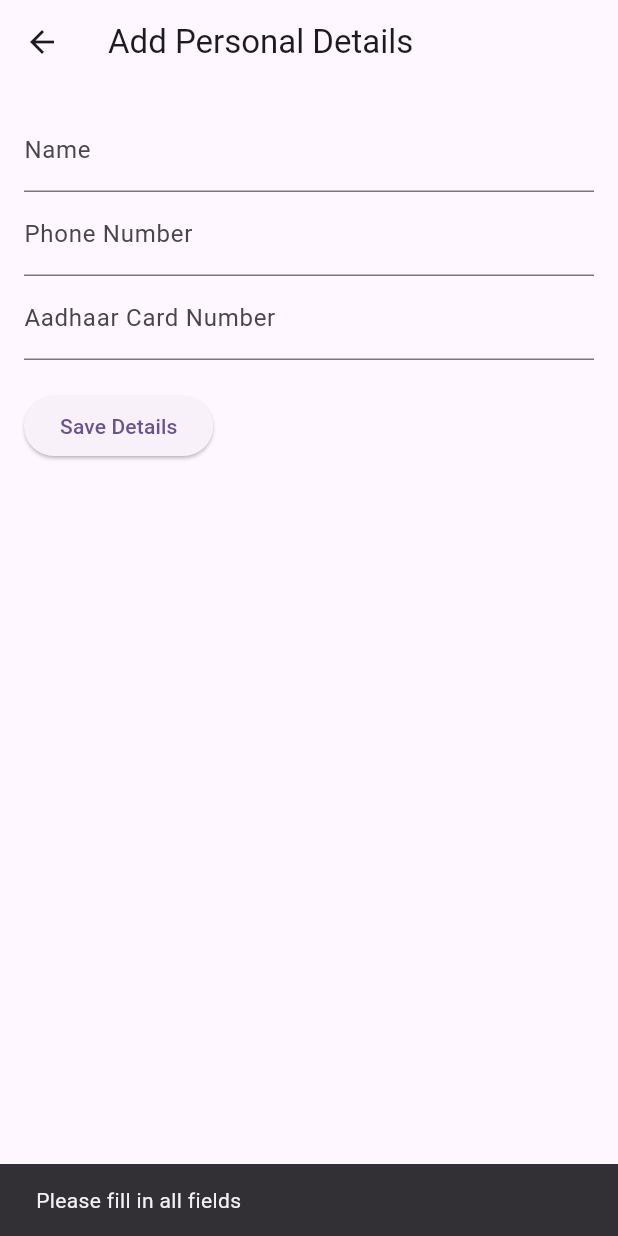
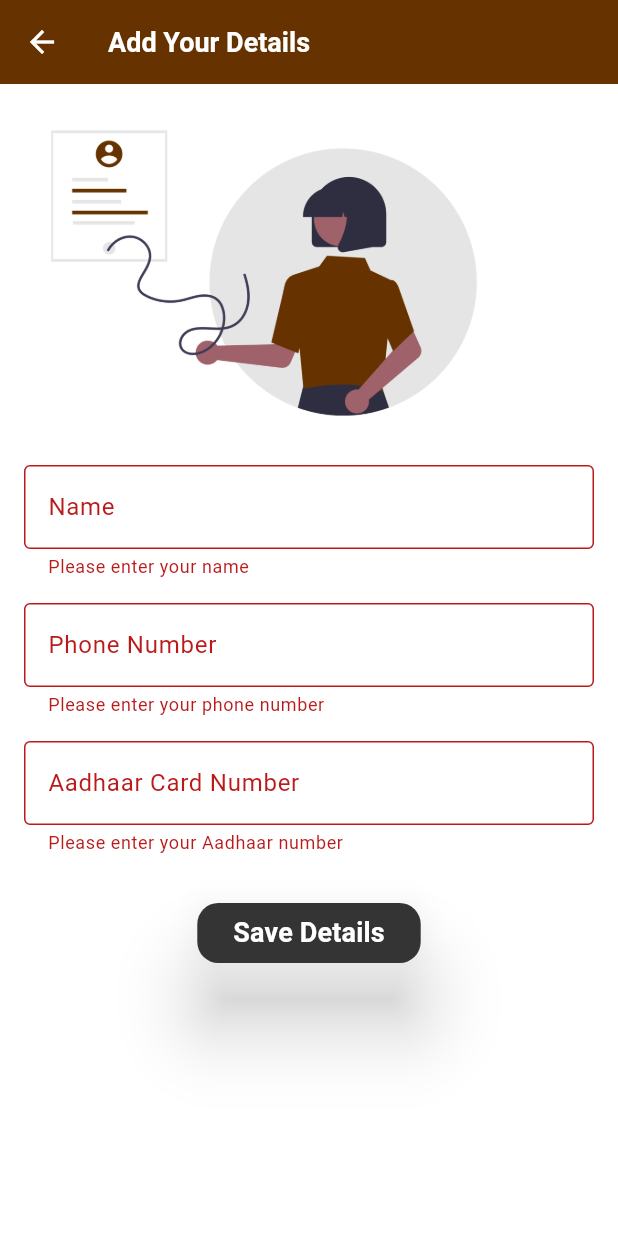
Before and after one commit to ARYANRAJ990/whatBytesTask, a Flutter app: the UserDetailsForm screen opened by its route, after a tap on "Save Details", on a phone screen of 412 x 824 dp. Run offline on Flutter 3.47's test engine with Material 3 defaults, Android fonts, the light colour scheme and no system bars; our stand-ins replace another_flushbar, cloud_firestore, firebase_auth, firebase_core, flutter_screenutil, fluttertoast and 2 more; missing offline and left inert: firebase_app_check; accounts and stored records are empty.

Commit message:
fix some bugs

```diff
--- a/lib/Resources/colors.dart
+++ b/lib/Resources/colors.dart
@@ -8,5 +8,6 @@
   static const Color darkred_red = Color(0xFF880808);
   static const Color green = Color(0xFF008000);
   static const Color lightyellow = Color(0xFFF9CA51);
-  static const Color brown = Color(0xFFa93226);
+  static const Color brown = Color(0xFF663300);
+  static const Color lightbrown = Color(0xFFcc6600);
 }
--- /dev/null
+++ b/lib/Services/Firebase_services/userdetails_firebase_service.dart
@@ -0,0 +1,22 @@
+import 'package:cloud_firestore/cloud_firestore.dart';
+
+class FirestoreUserService {
+  final FirebaseFirestore _firestore = FirebaseFirestore.instance;
+
+  // Check if phone or Aadhaar exists
+  Future<bool> checkIfNumberExists(String phone, String aadhaar) async {
+    try {
+      final phoneQuery = await _firestore.collection('users').where('phone', isEqualTo: phone).get();
+      final aadhaarQuery = await _firestore.collection('users').where('aadhaar', isEqualTo: aadhaar).get();
+      return phoneQuery.docs.isNotEmpty || aadhaarQuery.docs.isNotEmpty;
+    } catch (e) {
+      print("Error checking existing numbers: $e");
+      return false;
+    }
+  }
+
+  // Save User Details
+  Future<void> saveUserDetails(String userId, Map<String, dynamic> userDetails) async {
+    await _firestore.collection('users').doc(userId).set(userDetails);
+  }
+}
--- a/lib/Utils/constrainst/Button_Style.dart
+++ b/lib/Utils/constrainst/Button_Style.dart
@@ -0,0 +1,11 @@
+import 'package:flutter/material.dart';
+
+import '../../Resources/colors.dart';
+final LSFbutton_Style= ElevatedButton.styleFrom(
+  foregroundColor: Appcolors.black,
+  backgroundColor: Appcolors.darkgrey,
+  elevation: 22,
+  shape: RoundedRectangleBorder(
+    borderRadius: BorderRadius.circular(14),
+  ),
+);
--- a/lib/Utils/constrainst/Text_Style.dart
+++ b/lib/Utils/constrainst/Text_Style.dart
@@ -0,0 +1,14 @@
+import 'package:flutter/material.dart';
+import 'package:world_of_wood/Resources/colors.dart';
+
+final KTextStyle = TextStyle(
+  color: Appcolors.white,
+  fontSize: 18,
+  fontWeight: FontWeight.w600,
+);
+
+final AppbarText = TextStyle(
+  color: Appcolors.white,
+  fontSize: 18,
+  fontWeight: FontWeight.w600,
+);
--- a/lib/View/Auth_View/Personal_details_add.dart
+++ b/lib/View/Auth_View/Personal_details_add.dart
@@ -1,9 +1,9 @@
-import 'package:cloud_firestore/cloud_firestore.dart';
-import 'package:firebase_core/firebase_core.dart';
 import 'package:flutter/material.dart';
-
-import '../../Utils/Routes/routes_name.dart';
-import '../../Utils/fluttertoast.dart';
+import 'package:provider/provider.dart';
+import 'package:world_of_wood/Resources/colors.dart';
+import 'package:world_of_wood/Utils/constrainst/Text_Style.dart';
+import '../../Utils/constrainst/Button_Style.dart';
+import '../../View_Model/UserView_Model.dart';
 
 class UserDetailsForm extends StatefulWidget {
   @override
@@ -11,93 +11,129 @@
 }
 
 class _UserDetailsFormState extends State<UserDetailsForm> {
+  final _formKey = GlobalKey<FormState>();
   final _nameController = TextEditingController();
   final _phoneController = TextEditingController();
   final _aadhaarController = TextEditingController();
 
-  // Initialize Firebase
-  Future<void> _initializeFirebase() async {
-    await Firebase.initializeApp(); // Ensure Firebase is initialized
-  }
-
-  // Function to save user details to Firestore
-  void _saveUserDetails() async {
-    String name = _nameController.text.trim();
-    String phone = _phoneController.text.trim();
-    String aadhaar = _aadhaarController.text.trim();
-
-    // Ensure fields are not empty
-    if (name.isNotEmpty && phone.isNotEmpty && aadhaar.isNotEmpty) {
-      try {
-        // Save to Firestore
-        await FirebaseFirestore.instance.collection('users').add({
-          'name': name,
-          'phone': phone,
-          'aadhaar': aadhaar,
-          'created_at': Timestamp.now(),
-        });
-
-        // Show confirmation message
-        Utils.flushBarSuccessMessage( 'User details saved successfully',context);
-
-        // Navigate to Home Page
-        Navigator.pushReplacementNamed(context,RoutesName.home);
-
-        // Clear fields after saving
-        _nameController.clear();
-        _phoneController.clear();
-        _aadhaarController.clear();
-      } catch (e) {
-        // Error handling
-        ScaffoldMessenger.of(context).showSnackBar(SnackBar(
-          content: Text('Error saving data: $e'),
-        ));
-      }
-    } else {
-      // Show error message if fields are empty
-      ScaffoldMessenger.of(context).showSnackBar(SnackBar(
-        content: Text('Please fill in all fields'),
-      ));
-    }
-  }
-
   @override
-  void initState() {
-    super.initState();
-    _initializeFirebase(); // Ensure Firebase is initialized when the widget is created
+  void dispose() {
+    _nameController.dispose();
+    _phoneController.dispose();
+    _aadhaarController.dispose();
+    super.dispose();
   }
 
   @override
   Widget build(BuildContext context) {
+    final userViewModel = Provider.of<UserViewModel>(context);
+
     return Scaffold(
-      appBar: AppBar(title: Text('Add Personal Details')),
+      backgroundColor: Appcolors.white,
+      appBar: AppBar(
+        title: Text(
+          'Add Your Details',
+          style: AppbarText,
+        ),
+        backgroundColor: Appcolors.brown,
+        foregroundColor: Appcolors.white,
+      ),
       body: Padding(
         padding: EdgeInsets.all(16),
+        child: Form(
+          key: _formKey,
           child: Column(
             crossAxisAlignment: CrossAxisAlignment.start,
             children: [
-            TextField(
+              // Image Widget
+              Image.asset(
+                'images/details.png',
+                height: 220,
+                width: 320,
+              ),
+              SizedBox(height: 10),
+
+              // Name TextFormField
+              _buildTextFormField(
                 controller: _nameController,
-              decoration: InputDecoration(labelText: 'Name'),
+                label: 'Name',
+                validator: (value) =>
+                value!.isEmpty ? 'Please enter your name' : null,
               ),
-            TextField(
+
+              // Phone Number TextFormField
+              _buildTextFormField(
                 controller: _phoneController,
-              decoration: InputDecoration(labelText: 'Phone Number'),
+                label: 'Phone Number',
                 keyboardType: TextInputType.phone,
+                validator: (value) {
+                  if (value!.isEmpty) return 'Please enter your phone number';
+                  if (!RegExp(r'^\d{10}$').hasMatch(value)) {
+                    return 'Please enter a valid 10-digit phone number';
+                  }
+                  return null;
+                },
               ),
-            TextField(
+
+              // Aadhaar Card Number TextFormField
+              _buildTextFormField(
                 controller: _aadhaarController,
-              decoration: InputDecoration(labelText: 'Aadhaar Card Number'),
+                label: 'Aadhaar Card Number',
                 keyboardType: TextInputType.number,
+                validator: (value) {
+                  if (value!.isEmpty) return 'Please enter your Aadhaar number';
+                  if (value.length != 12) {
+                    return 'Aadhaar number must be 12 digits';
+                  }
+                  return null;
+                },
               ),
               SizedBox(height: 20),
-            ElevatedButton(
-              onPressed: _saveUserDetails,
-              child: Text('Save Details'),
+
+              // Save Details Button
+              Center(
+                child: userViewModel.isLoading
+                    ? CircularProgressIndicator()
+                    : ElevatedButton(
+                  style: LSFbutton_Style,
+                  onPressed: () async {
+                    if (_formKey.currentState!.validate()) {
+                      await userViewModel.saveUserDetails(
+                        name: _nameController.text.trim(),
+                        phone: _phoneController.text.trim(),
+                        aadhaar: _aadhaarController.text.trim(),
+                        context: context,
+                      );
+                    }
+                  },
+                  child: Text('Save Details', style: KTextStyle),
+                ),
               ),
             ],
           ),
         ),
+      ),
+    );
+  }
+
+  // Helper function to build TextFormField
+  Widget _buildTextFormField({
+    required TextEditingController controller,
+    required String label,
+    TextInputType? keyboardType,
+    required String? Function(String?) validator,
+  }) {
+    return Padding(
+      padding: const EdgeInsets.symmetric(vertical: 8),
+      child: TextFormField(
+        controller: controller,
+        decoration: InputDecoration(
+          labelText: label,
+          border: OutlineInputBorder(),
+        ),
+        keyboardType: keyboardType,
+        validator: validator,
+      ),
     );
   }
 }
--- /dev/null
+++ b/lib/View_Model/UserView_Model.dart
@@ -0,0 +1,78 @@
+import 'package:cloud_firestore/cloud_firestore.dart';
+import 'package:firebase_auth/firebase_auth.dart';
+import 'package:flutter/material.dart';
+import '../Utils/fluttertoast.dart';
+import '../Utils/Routes/routes_name.dart';
+
+class UserViewModel with ChangeNotifier {
+  final _firestore = FirebaseFirestore.instance;
+  final _auth = FirebaseAuth.instance;
+
+  bool isLoading = false;
+
+  // Get current user's ID
+  String get userId => _auth.currentUser?.uid ?? '';
+
+  // Function to check if the phone number or Aadhaar number already exists
+  Future<bool> checkIfNumberExists(String phone, String aadhaar) async {
+    try {
+      QuerySnapshot phoneQuery = await _firestore
+          .collection('users')
+          .where('phone', isEqualTo: phone)
+          .get();
+
+      QuerySnapshot aadhaarQuery = await _firestore
+          .collection('users')
+          .where('aadhaar', isEqualTo: aadhaar)
+          .get();
+
+      return phoneQuery.docs.isNotEmpty || aadhaarQuery.docs.isNotEmpty;
+    } catch (e) {
+      print("Error checking for existing number: $e");
+      return false;
+    }
+  }
+
+  // Function to save user details to Firestore
+  Future<void> saveUserDetails({
+    required String name,
+    required String phone,
+    required String aadhaar,
+    required BuildContext context,
+  }) async {
+    isLoading = true;
+    notifyListeners();
+
+    try {
+      // Check if phone or Aadhaar already exists
+      bool numberExists = await checkIfNumberExists(phone, aadhaar);
+
+      if (numberExists) {
+        Utils.flushBarErrorMessage(
+            'The phone number or Aadhaar number is already in use', context);
+        isLoading = false;
+        notifyListeners();
+        return;
+      }
+
+      // Save to Firestore with user ID
+      await _firestore.collection('users').doc(userId).set({
+        'name': name,
+        'phone': phone,
+        'aadhaar': aadhaar,
+        'created_at': Timestamp.now(),
+      });
+
+      // Show confirmation message
+      Utils.flushBarSuccessMessage('User details saved successfully', context);
+
+      // Navigate to Home Page
+      Navigator.pushNamed(context, RoutesName.home);
+    } catch (e) {
+      Utils.flushBarErrorMessage('Error saving data: $e', context);
+    } finally {
+      isLoading = false;
+      notifyListeners();
+    }
+  }
+}
--- a/lib/main.dart
+++ b/lib/main.dart
@@ -3,6 +3,7 @@
 import 'package:flutter/material.dart';
 import 'package:flutter_screenutil/flutter_screenutil.dart';
 import 'package:provider/provider.dart';
+import 'package:world_of_wood/View_Model/UserView_Model.dart';
 
 import 'Utils/Routes/routes.dart';
 import 'Utils/Routes/routes_name.dart';
@@ -33,6 +34,7 @@
         return MultiProvider(
           providers: [
             ChangeNotifierProvider(create: (_) => AuthViewModel()),
+            ChangeNotifierProvider(create: (_) => UserViewModel()),
           ],
           child: MaterialApp(
             title: 'World of Wood',
--- a/pubspec.yaml
+++ b/pubspec.yaml
@@ -47,6 +47,7 @@
   cached_network_image: ^3.4.1
   google_fonts: ^6.2.1
   cloud_firestore: ^5.6.1
+  flutter_svg: ^2.0.17
 
 dev_dependencies:
   flutter_test:
```
Also changed, not shown: lib/View/Auth_View/Login_View.dart (+67 -49 lines), lib/View_Model/AuthView_Model.dart (+37 -5 lines), images/details.png (added), images/google_icon.png, images/loginb.png (added), images/loginn.png (added), pubspec.lock, 3 other files. Lines whose indentation alone changed are shown as unchanged.
